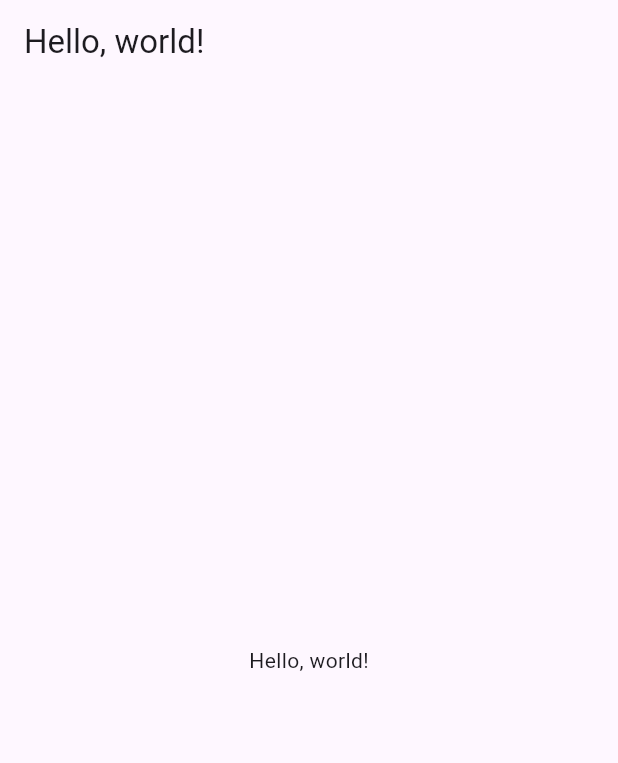
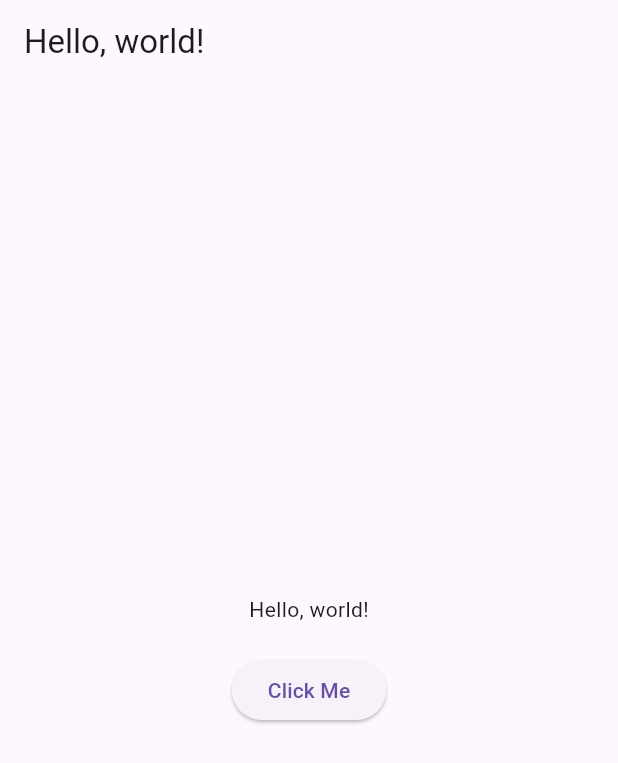
Before and after one commit to AsrulHidayat/flutter_app, a Flutter app: the screen it shows after launch, on a phone screen of 412 x 824 dp. Shown: the top 763 px of the screen. Run offline on Flutter 3.47's test engine with Material 3 defaults, Android fonts, the phone set to English and light mode, and no system bars.

Commit message:
Belajar Widget

```diff
--- a/lib/main.dart
+++ b/lib/main.dart
@@ -4,20 +4,33 @@ void main() { // flutter akan menjalan fungsi main() pertama kali lalu lanjut ke
   runApp(MyApp());
 }
 
-class MyApp extends StatelessWidget {
+class MyApp extends StatelessWidget { // Mendefinisikan widget MyApp
   @override
-  Widget build(BuildContext context) {
+  Widget build(BuildContext context) { // Fungsi build yang menghasilkan tampilan aplikasi
     return MaterialApp(
-      title: 'Flutter Demo',
+      title: 'Flutter Demo', // Judul aplikasi, digunakan oleh beberapa platform tetapi tidak ditampilkan langsung di UI
       theme: ThemeData(
-        primarySwatch: Colors.blue,
+        primarySwatch: Colors.blue, // Tema utama aplikasi dengan warna biru
       ),
-      home: Scaffold(
+      home: Scaffold( // Struktur dasar halaman (app bar, body, dll.)
         appBar: AppBar(
-          title: Text('Hello, world!'),
+          title: Text('Hello, world!'), // Teks judul di AppBar
         ),
-        body: Center(
-          child: Text('Hello, world!'),
+        body: Center( // Widget untuk menengahkan elemen di dalamnya
+          child: Column( // Menyusun elemen (Text dan Button) secara vertikal
+            mainAxisAlignment: MainAxisAlignment.center, // Pusatkan elemen secara vertikal
+            children: [
+              Text('Hello, world!'), // Widget Text yang menampilkan pesan di layar
+              SizedBox(height: 20), // Menambahkan spasi vertikal antara teks dan tombol
+              ElevatedButton( // Membuat tombol dengan gaya ElevatedButton
+                onPressed: () {
+                  // Aksi saat tombol ditekan
+                  print('Button Pressed'); // Mencetak teks ke konsol saat tombol ditekan
+                },
+                child: Text('Click Me'), // Teks yang muncul pada tombol
+              ),
+            ],
+          ),
         ),
       ),
     );
--- a/pubspec.yaml
+++ b/pubspec.yaml
@@ -42,8 +42,6 @@ dependencies:
   # Simbol caret (^) artinya: gunakan versi patch terbaru dari versi yang telah ditentukan. Jika versi nya ^0.1.2 artinya kita akan gunakan versi minimal 0.1.2 dan maksimal versi terbaru.
   # kita juga bisa gunakan versi minimal dan maksimal seperti contoh ‘>=0.1.2 <2.0.0’ yang artinya kita akan menggunakan versi terbaru yang ada pada saat ini yang masih berada di dalam range tersebut yaitu lebih besar sama dengan 0.1.2 dan lebih kecil dari 2.0.0.
 
-
-  provider: ^4.0.1
 
 dev_dependencies:
   # dev_dependencies digunakan untuk package-package yang berkaitan ketika proses pengembangan aplikasi Flutter
```
Also changed, not shown: 1 other file.
